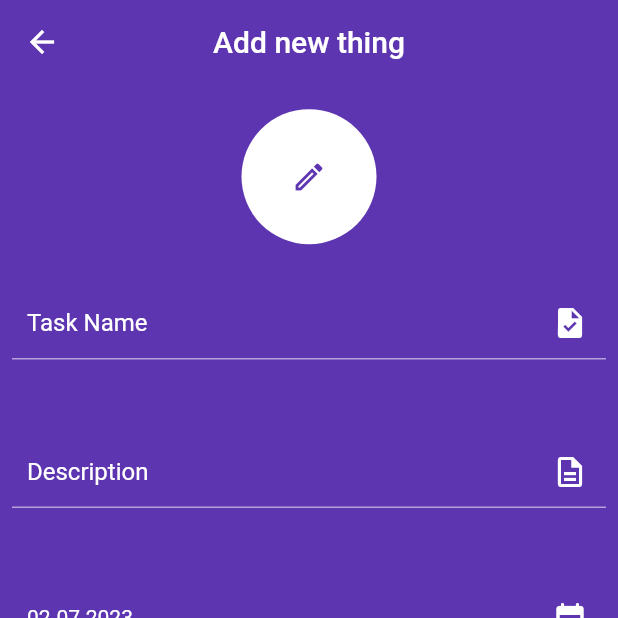
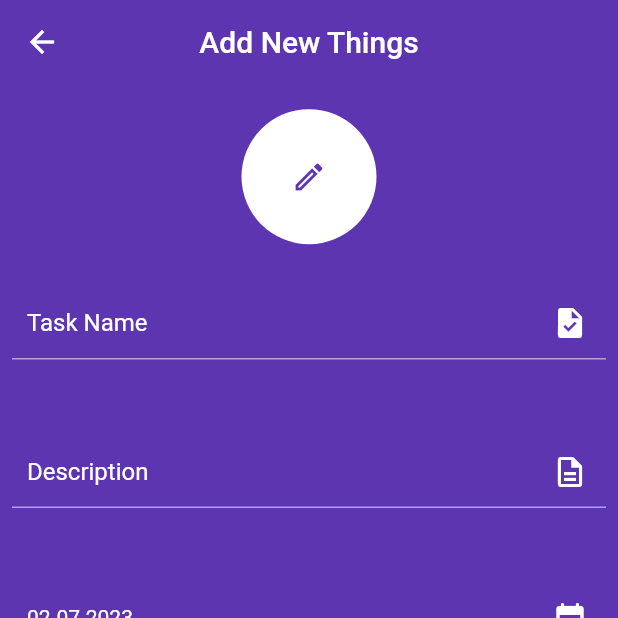
Before and after one commit to rajneesh0208/task-scheduler, a Flutter app: the CreateTaskScreen screen opened directly, on a phone screen of 412 x 824 dp, the top half of it. Run offline on Flutter 3.47's test engine with Material 2 defaults, Android fonts, the phone set to English and light mode, and no system bars; our stand-ins replace cloud_firestore, firebase_auth, firebase_core, flutter_signin_button, fluttertoast, google_sign_in; accounts and stored records are empty.

Commit message:
make changes in create task screen

```diff
--- a/lib/UI/create_task.dart
+++ b/lib/UI/create_task.dart
@@ -32,6 +32,8 @@ class _CreateTaskScreenState extends State<CreateTaskScreen> {
   DateTime today = DateTime.now();
   String? fUid;
 
+  String titleName = "";
+
   @override
   void initState() {
     editTask();
@@ -42,12 +44,20 @@ class _CreateTaskScreenState extends State<CreateTaskScreen> {
   editTask() {
     if (widget.fireUser != null) {
       DateSelector dateSelector = Provider.of(context, listen: false);
+        setState(() {
+          taskName.text = widget.title;
+          taskDescription.text = widget.desc;
+          fUid = widget.fireUid;
+          dateSelector.eventDate = DateTime.parse(widget.date);
+          titleName = Constants.updateTask;
+        });
+
+    }
+    else{
       setState(() {
-        taskName.text = widget.title;
-        taskDescription.text = widget.desc;
-        fUid = widget.fireUid;
-        dateSelector.eventDate = DateTime.parse(widget.date);
+        titleName = Constants.addNewTask;
       });
+
     }
   }
 
@@ -58,8 +68,8 @@ class _CreateTaskScreenState extends State<CreateTaskScreen> {
       appBar: AppBar(
         backgroundColor: AppColors.purpleBackground,
         elevation: 0,
-        title: const Text(Constants.addNewTask,
-            style: TextStyle(color: AppColors.white)),
+        title: Text(titleName,
+            style: const TextStyle(color: AppColors.white)),
         centerTitle: true,
         leading: IconButton(
           onPressed: () {
@@ -108,7 +118,7 @@ class _CreateTaskScreenState extends State<CreateTaskScreen> {
                     controller: taskName,
                     hintText: "Task Name",
                     label: "Task Name",
-                    textAlign: TextAlign.center,
+                    textAlign: TextAlign.left,
                     textInputType: TextInputType.multiline,
                     icon: const Icon(
                       Icons.task,
@@ -119,7 +129,7 @@ class _CreateTaskScreenState extends State<CreateTaskScreen> {
                     controller: taskDescription,
                     hintText: "Description",
                     label: "Description",
-                    textAlign: TextAlign.center,
+                    textAlign: TextAlign.left,
                     textInputType: TextInputType.multiline,
                     icon: const Icon(
                       Icons.description_outlined,
--- a/lib/UI/home_screen.dart
+++ b/lib/UI/home_screen.dart
@@ -51,7 +51,7 @@ class _HomeScreenState extends State<HomeScreen> {
         elevation: 1,
         centerTitle: true,
         title: const Text(
-          "HomeScreen",
+          "Home Screen",
           style: TextStyle(color: Colors.white),
         ),
       ),
--- a/lib/constants/app_constants.dart
+++ b/lib/constants/app_constants.dart
@@ -1,3 +1,4 @@
 class Constants {
-  static const String addNewTask = "Add new thing";
+  static const String addNewTask = "Add New Things";
+  static const String updateTask = "Update Task";
 }
```
